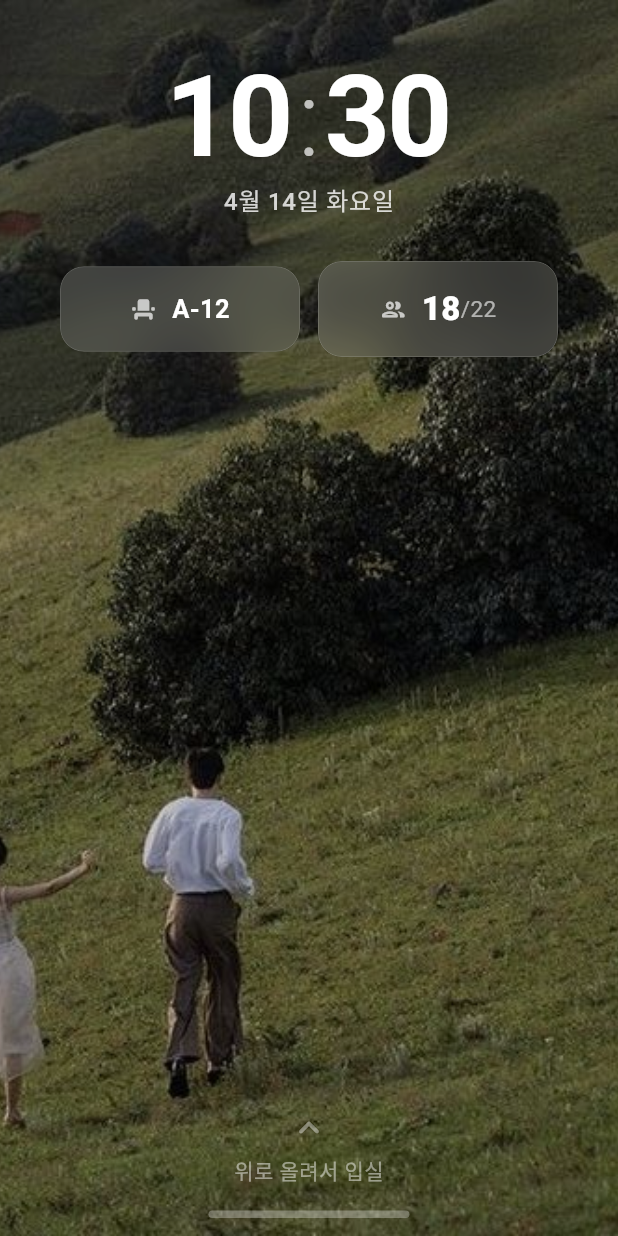
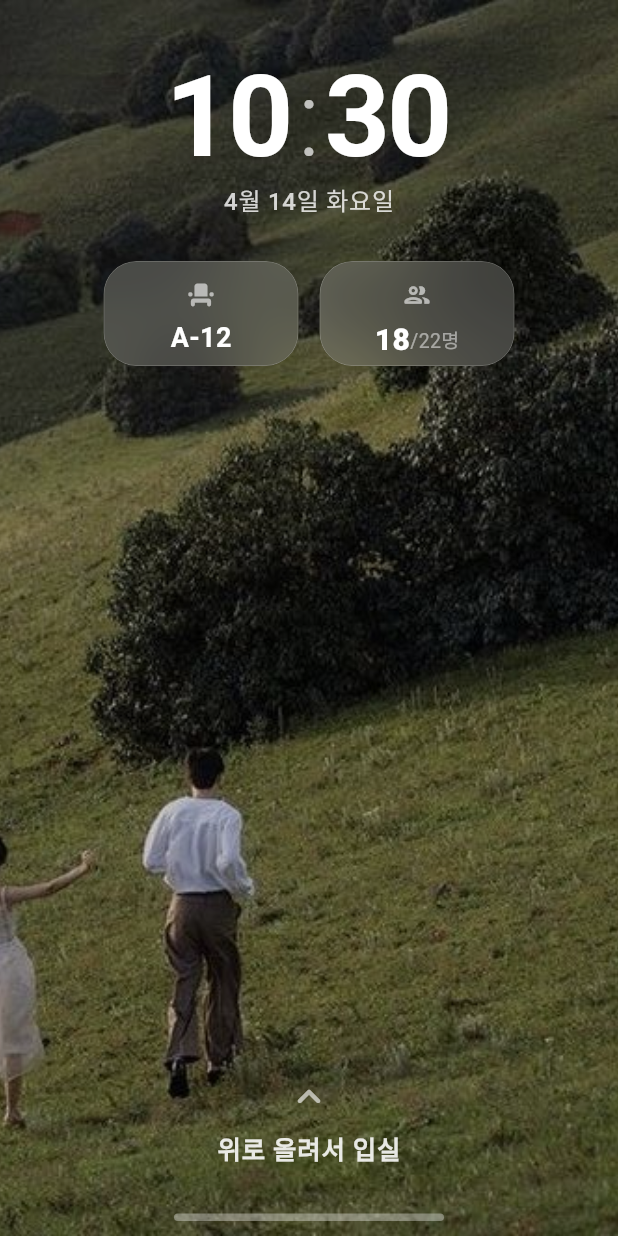
Before and after one commit to nck90/studyon_client, a Flutter app: the CheckInScreen screen opened by its route, on a phone screen of 412 x 824 dp. Run offline on Flutter 3.47's test engine with Material 3 defaults, Android fonts, the phone set to English and light mode, and no system bars; our stand-ins replace dio, flutter_riverpod, flutter_secure_storage, freezed_annotation, go_router, shared_preferences; accounts and stored records are empty; Roboto replaces fonts that are missing (Pretendard).

Commit message:
fix: 입실 위젯 디자인 개선
- 위젯: 가로 길쭉 → 정사각형에 가까운 컴팩트 카드 (150x80)
- 위젯 라운드: 16→22px (더 둥글게)
- 블러 강도: 20→24
- "위로 올려서 입실": 14→17px, w600, 위아래 float 애니메이션
- 홈바: 134→180px (더 넓게)
- 간격 조정

Co-Authored-By: Claude Opus 4.6 (1M context) <noreply@anthropic.com>

```diff
--- a/apps/studyon_client/lib/features/student/checkin/checkin_screen.dart
+++ b/apps/studyon_client/lib/features/student/checkin/checkin_screen.dart
@@ -174,86 +174,76 @@ class _CheckInScreenState extends ConsumerState<CheckInScreen>
                       ),
                       const SizedBox(height: 28),
 
-                      // Widgets row - frosted glass iPad style
-                      Padding(
-                        padding: EdgeInsets.symmetric(horizontal: isIPad ? 100 : 40),
-                        child: Row(
-                          children: [
-                            Expanded(
-                              child: _FrostedWidget(
-                                child: Row(
+                      // Widgets - iPad style square-ish cards
+                      Row(
+                        mainAxisAlignment: MainAxisAlignment.center,
+                        children: [
+                          _FrostedWidget(
+                            width: isIPad ? 150 : 130,
+                            height: isIPad ? 80 : 70,
+                            child: Column(
+                              mainAxisAlignment: MainAxisAlignment.center,
+                              children: [
+                                const Icon(Icons.event_seat_rounded, size: 20, color: Colors.white60),
+                                const SizedBox(height: 6),
+                                Text(
+                                  student.seatNo,
+                                  style: const TextStyle(fontSize: 18, fontWeight: FontWeight.w700, color: Colors.white),
+                                ),
+                              ],
+                            ),
+                          ),
+                          const SizedBox(width: 14),
+                          _FrostedWidget(
+                            width: isIPad ? 150 : 130,
+                            height: isIPad ? 80 : 70,
+                            child: Column(
+                              mainAxisAlignment: MainAxisAlignment.center,
+                              children: [
+                                const Icon(Icons.people_outline_rounded, size: 20, color: Colors.white60),
+                                const SizedBox(height: 6),
+                                Row(
                                   mainAxisAlignment: MainAxisAlignment.center,
                                   children: [
-                                    const Icon(Icons.event_seat_rounded, size: 18, color: Colors.white70),
-                                    const SizedBox(width: 10),
-                                    Text(
-                                      student.seatNo,
-                                      style: const TextStyle(
-                                        fontSize: 17, fontWeight: FontWeight.w700,
-                                        color: Colors.white,
-                                      ),
-                                    ),
+                                    const Text('18', style: TextStyle(fontSize: 20, fontWeight: FontWeight.w800, color: Colors.white, fontFeatures: [FontFeature.tabularFigures()])),
+                                    Text('/22명', style: TextStyle(fontSize: 13, fontWeight: FontWeight.w400, color: Colors.white.withValues(alpha: 0.5))),
                                   ],
                                 ),
-                              ),
+                              ],
                             ),
-                            const SizedBox(width: 12),
-                            Expanded(
-                              child: _FrostedWidget(
-                                child: Row(
-                                  mainAxisAlignment: MainAxisAlignment.center,
-                                  children: [
-                                    const Icon(Icons.people_outline_rounded, size: 18, color: Colors.white70),
-                                    const SizedBox(width: 10),
-                                    const Text(
-                                      '18',
-                                      style: TextStyle(
-                                        fontSize: 22, fontWeight: FontWeight.w800,
-                                        color: Colors.white,
-                                        fontFeatures: [FontFeature.tabularFigures()],
-                                      ),
-                                    ),
-                                    Text(
-                                      '/22',
-                                      style: TextStyle(
-                                        fontSize: 15, fontWeight: FontWeight.w400,
-                                        color: Colors.white.withValues(alpha: 0.6),
-                                      ),
-                                    ),
-                                  ],
-                                ),
-                              ),
-                            ),
-                          ],
-                        ),
+                          ),
+                        ],
                       ),
 
                       const Spacer(),
 
-                      // Bottom: swipe hint + home indicator
+                      // Bottom: swipe hint with float animation
                       if (!_isChecking) ...[
                         AnimatedBuilder(
                           animation: _hintCtrl,
-                          builder: (context, _) => Opacity(
-                            opacity: 0.4 + 0.3 * _hintCtrl.value,
-                            child: Column(
-                              children: [
-                                Icon(
-                                  Icons.keyboard_arrow_up_rounded,
-                                  size: 28,
-                                  color: Colors.white.withValues(alpha: 0.6),
-                                ),
-                                const SizedBox(height: 4),
-                                const Text(
-                                  '위로 올려서 입실',
-                                  style: TextStyle(
-                                    fontSize: 14,
-                                    fontWeight: FontWeight.w500,
-                                    color: Colors.white70,
-                                    letterSpacing: 0.3,
+                          builder: (context, _) => Transform.translate(
+                            offset: Offset(0, -6 * _hintCtrl.value),
+                            child: Opacity(
+                              opacity: 0.5 + 0.4 * _hintCtrl.value,
+                              child: Column(
+                                children: [
+                                  Icon(
+                                    Icons.keyboard_arrow_up_rounded,
+                                    size: 32,
+                                    color: Colors.white.withValues(alpha: 0.7),
                                   ),
-                                ),
-                              ],
+                                  const SizedBox(height: 6),
+                                  const Text(
+                                    '위로 올려서 입실',
+                                    style: TextStyle(
+                                      fontSize: 17,
+                                      fontWeight: FontWeight.w600,
+                                      color: Colors.white,
+                                      letterSpacing: 0.5,
+                                    ),
+                                  ),
+                                ],
+                              ),
                             ),
                           ),
                         ),
@@ -262,24 +252,24 @@ class _CheckInScreenState extends ConsumerState<CheckInScreen>
                           width: 24, height: 24,
                           child: CircularProgressIndicator(strokeWidth: 2.5, color: Colors.white),
                         ),
-                        const SizedBox(height: 8),
+                        const SizedBox(height: 10),
                         const Text(
                           '입실 중',
-                          style: TextStyle(fontSize: 14, fontWeight: FontWeight.w500, color: Colors.white70),
+                          style: TextStyle(fontSize: 16, fontWeight: FontWeight.w600, color: Colors.white70),
                         ),
                       ],
-                      const SizedBox(height: 16),
+                      const SizedBox(height: 24),
 
-                      // Home indicator bar
+                      // Home indicator bar - wider
                       Container(
-                        width: 134,
+                        width: 180,
                         height: 5,
                         decoration: BoxDecoration(
-                          color: Colors.white.withValues(alpha: 0.3),
+                          color: Colors.white.withValues(alpha: 0.35),
                           borderRadius: BorderRadius.circular(3),
                         ),
                       ),
-                      const SizedBox(height: 12),
+                      const SizedBox(height: 10),
                     ],
                   ),
                 ),
@@ -294,21 +284,25 @@ class _CheckInScreenState extends ConsumerState<CheckInScreen>
 
 // Frosted glass widget - like iPadOS lockscreen widgets
 class _FrostedWidget extends StatelessWidget {
-  const _FrostedWidget({required this.child});
+  const _FrostedWidget({required this.child, this.width, this.height});
   final Widget child;
+  final double? width;
+  final double? height;
 
   @override
   Widget build(BuildContext context) {
     return ClipRRect(
-      borderRadius: BorderRadius.circular(16),
+      borderRadius: BorderRadius.circular(22),
       child: BackdropFilter(
-        filter: ImageFilter.blur(sigmaX: 20, sigmaY: 20),
+        filter: ImageFilter.blur(sigmaX: 24, sigmaY: 24),
         child: Container(
-          padding: const EdgeInsets.symmetric(horizontal: 16, vertical: 16),
+          width: width,
+          height: height,
+          padding: const EdgeInsets.symmetric(horizontal: 16, vertical: 12),
           decoration: BoxDecoration(
-            color: Colors.white.withValues(alpha: 0.15),
-            borderRadius: BorderRadius.circular(16),
-            border: Border.all(color: Colors.white.withValues(alpha: 0.2), width: 0.5),
+            color: Colors.white.withValues(alpha: 0.18),
+            borderRadius: BorderRadius.circular(22),
+            border: Border.all(color: Colors.white.withValues(alpha: 0.25), width: 0.5),
           ),
           child: child,
         ),
```
Also changed, not shown: .omc/state/idle-notif-cooldown.json.
